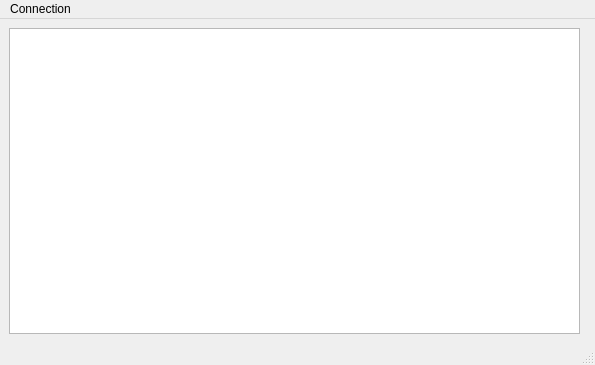
Old version of the form mainwindow.ui in the repository giacomoManto/SSH-Explorer.
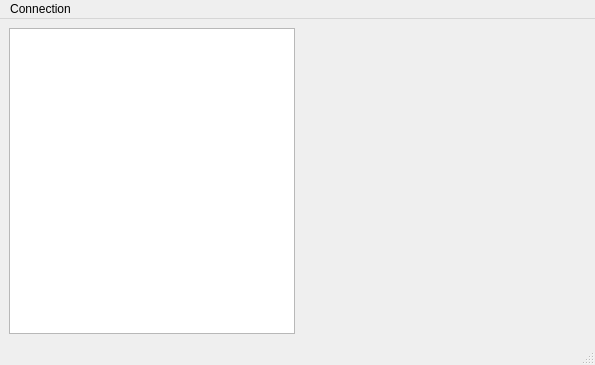
New version of the form. Icons and pictures are not drawn. Custom widgets are drawn as their Qt base class.

What changed in the file:
```diff
--- a/mainwindow.ui
+++ b/mainwindow.ui
@@ -22,15 +22,29 @@
    </property>
    <layout class="QHBoxLayout" name="horizontalLayout_2">
     <item>
-     <layout class="QGridLayout" name="gridLayout">
+     <layout class="QHBoxLayout" name="horizontalLayout">
       <property name="sizeConstraint">
        <enum>QLayout::SizeConstraint::SetMaximumSize</enum>
       </property>
-      <item row="0" column="0">
-       <widget class="QTreeView" name="treeView"/>
+      <item>
+       <widget class="QTreeView" name="treeView">
+        <property name="sizePolicy">
+         <sizepolicy hsizetype="MinimumExpanding" vsizetype="Expanding">
+          <horstretch>0</horstretch>
+          <verstretch>0</verstretch>
+         </sizepolicy>
+        </property>
+       </widget>
       </item>
-      <item row="0" column="1">
-       <widget class="TextEditor" name="widget" native="true"/>
+      <item>
+       <widget class="TextEditor" name="textEditor" native="true">
+        <property name="sizePolicy">
+         <sizepolicy hsizetype="MinimumExpanding" vsizetype="Expanding">
+          <horstretch>0</horstretch>
+          <verstretch>0</verstretch>
+         </sizepolicy>
+        </property>
+       </widget>
       </item>
      </layout>
     </item>
```
